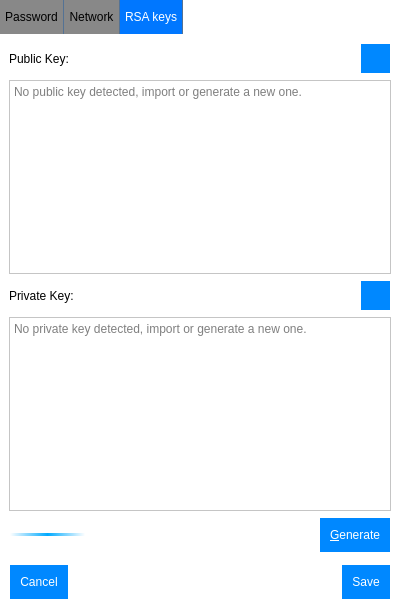
thomas-picariello/SDTP, file src/settingswindow.ui: the form before one commit.
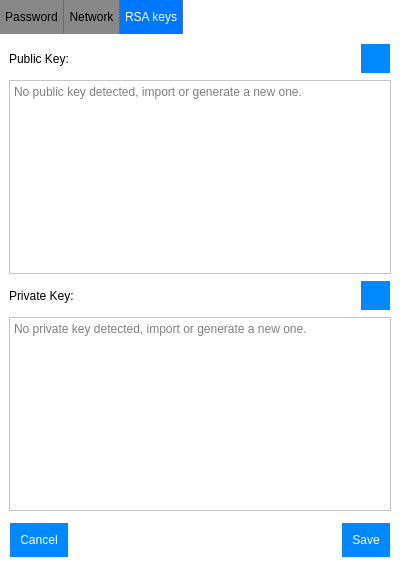
The form after the commit. Icons and pictures are not drawn.

Commit message: Adaptations to new key logic

```diff
--- a/src/settingswindow.ui
+++ b/src/settingswindow.ui
@@ -381,69 +381,6 @@
          </property>
         </widget>
        </item>
-       <item>
-        <layout class="QHBoxLayout" name="horizontalLayout_3">
-         <property name="topMargin">
-          <number>0</number>
-         </property>
-         <item>
-          <widget class="QProgressBar" name="rsa_generate_pb">
-           <property name="enabled">
-            <bool>true</bool>
-           </property>
-           <property name="sizePolicy">
-            <sizepolicy hsizetype="MinimumExpanding" vsizetype="Fixed">
-             <horstretch>0</horstretch>
-             <verstretch>0</verstretch>
-            </sizepolicy>
-           </property>
-           <property name="maximumSize">
-            <size>
-             <width>16777215</width>
-             <height>5</height>
-            </size>
-           </property>
-           <property name="styleSheet">
-            <string notr="true">QProgressBar:horizontal{
-background: rgba(0, 0, 0, 0);
-border:none;
-margin:1;
-}
-
-QProgressBar::chunk:horizontal {
-background: qlineargradient(spread:pad, x1:0, y1:0, x2:1, y2:0, stop:0 rgba(0, 170, 255, 0), stop:0.5 rgba(0, 170, 255, 255), stop:1 rgba(0, 170, 255, 0));
-}</string>
-           </property>
-           <property name="maximum">
-            <number>0</number>
-           </property>
-          </widget>
-         </item>
-         <item>
-          <spacer name="horizontalSpacer_3">
-           <property name="orientation">
-            <enum>Qt::Horizontal</enum>
-           </property>
-           <property name="sizeType">
-            <enum>QSizePolicy::MinimumExpanding</enum>
-           </property>
-           <property name="sizeHint" stdset="0">
-            <size>
-             <width>0</width>
-             <height>20</height>
-            </size>
-           </property>
-          </spacer>
-         </item>
-         <item>
-          <widget class="QPushButton" name="rsa_generate_bt">
-           <property name="text">
-            <string>&amp;Generate</string>
-           </property>
-          </widget>
-         </item>
-        </layout>
-       </item>
       </layout>
      </widget>
     </widget>
```
Left out of the diff: 9 changed lines with no effect on the pictures. The commit also changes 2 other files.
